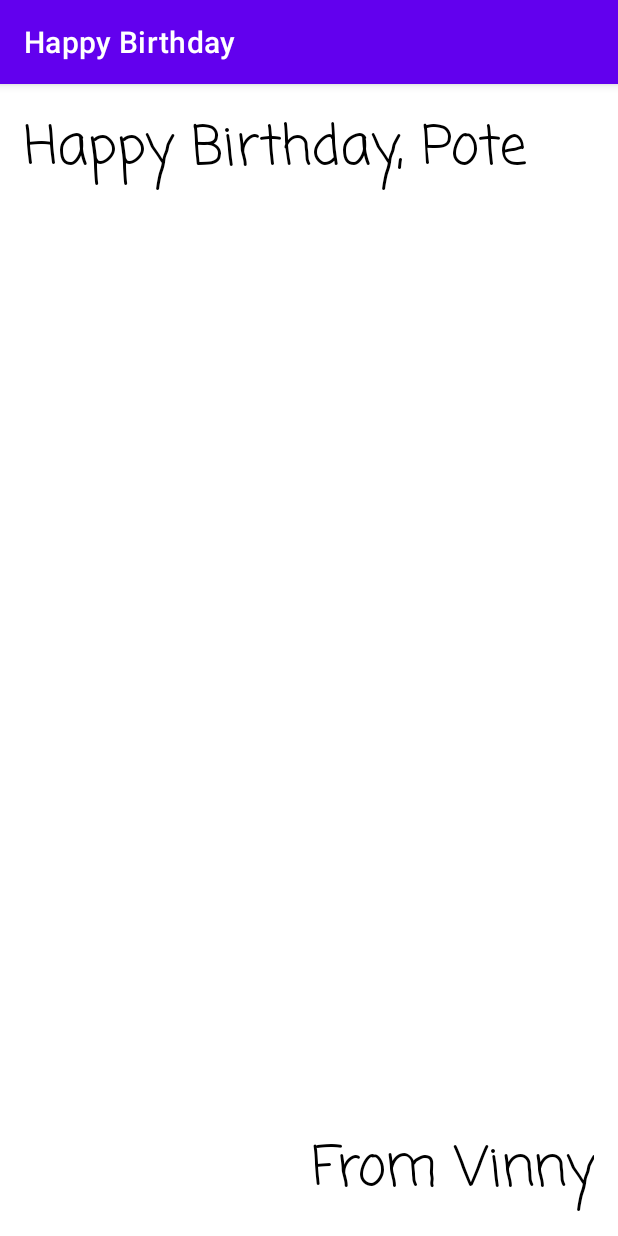
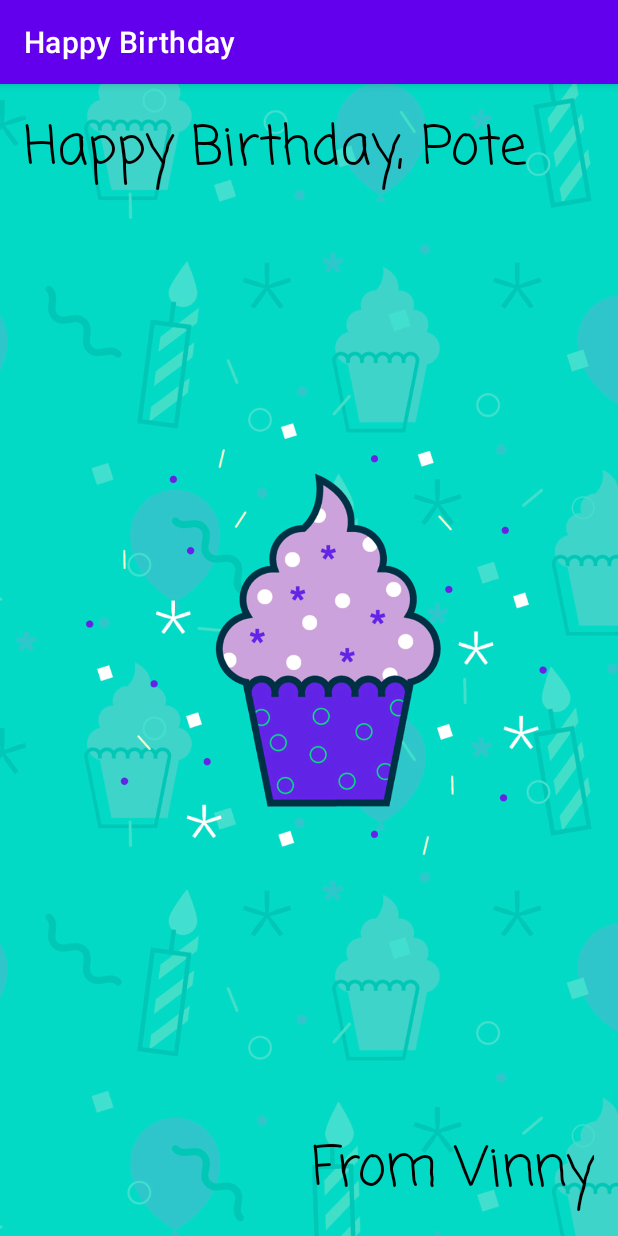
Before and after one commit to vinnyhip/HappyBirthdayCardKotlinAndroid, an Android app: the screen it shows after launch (MainActivity), on a phone screen of 412 x 824 dp. Run offline under Robolectric (Android 15) with nearby library versions, the phone set to English and light mode, and no system bars.

Commit message:
Background addition to the card.

```diff
--- a/app/src/main/res/layout/activity_main.xml
+++ b/app/src/main/res/layout/activity_main.xml
@@ -6,6 +6,18 @@
     android:layout_height="match_parent"
     tools:context=".MainActivity">
 
+    <ImageView
+        android:id="@+id/imageView"
+        android:layout_width="0dp"
+        android:layout_height="0dp"
+        android:importantForAccessibility="no"
+        android:scaleType="centerCrop"
+        app:layout_constraintBottom_toBottomOf="parent"
+        app:layout_constraintEnd_toEndOf="parent"
+        app:layout_constraintStart_toStartOf="parent"
+        app:layout_constraintTop_toTopOf="parent"
+        app:srcCompat="@drawable/androidparty" />
+
     <TextView
         android:id="@+id/textView"
         android:layout_width="wrap_content"
@@ -13,7 +25,7 @@
         android:layout_marginStart="16dp"
         android:layout_marginTop="16dp"
         android:fontFamily="casual"
-        android:text="Happy Birthday, Pote"
+        android:text="@string/happy_birthday_pote_text"
         android:textColor="@color/black"
         android:textSize="36sp"
         app:layout_constraintStart_toStartOf="parent"
@@ -26,9 +38,10 @@
         android:layout_marginEnd="16dp"
         android:layout_marginBottom="16dp"
         android:fontFamily="casual"
-        android:text="From Vinny"
+        android:text="@string/signature_text"
         android:textColor="@color/black"
         android:textSize="36sp"
         app:layout_constraintBottom_toBottomOf="parent"
         app:layout_constraintEnd_toEndOf="parent" />
+
 </androidx.constraintlayout.widget.ConstraintLayout>
--- a/app/src/main/res/values/strings.xml
+++ b/app/src/main/res/values/strings.xml
@@ -1,3 +1,5 @@
 <resources>
     <string name="app_name">Happy Birthday</string>
+    <string name="happy_birthday_pote_text">Happy Birthday, Pote</string>
+    <string name="signature_text">From Vinny</string>
 </resources>
```
Also changed, not shown: app/src/main/res/drawable/androidparty.png (added).
